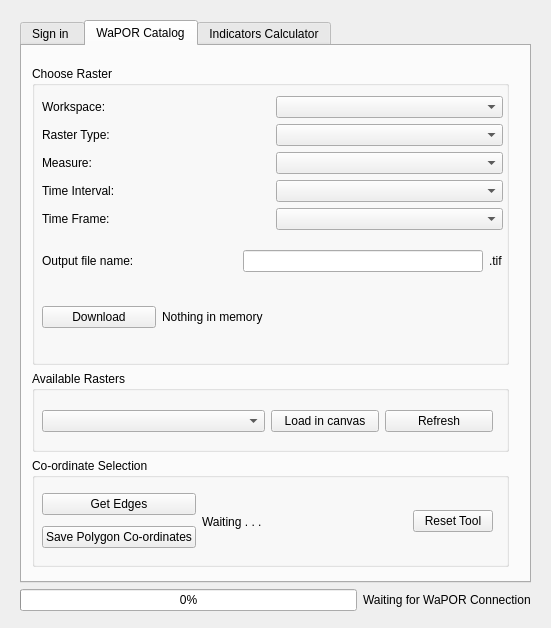
The window that wap_plugin_dialog_base.ui (WAGIS/wap_plugin) describes before a commit, drawn with Qt 5.
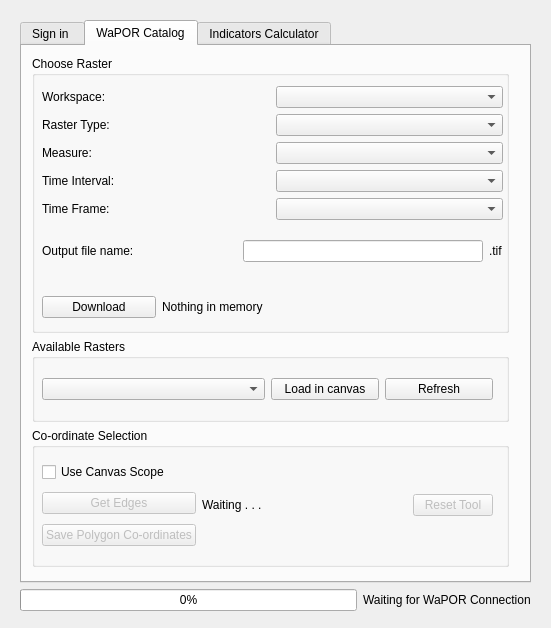
The same window after the commit. The open tabs and pages were chosen to show the change.

Commit message: Full canvas coordinates seleccion implemented and tested as alternative to select bookmarks

```diff
--- a/wap_plugin_dialog_base.ui
+++ b/wap_plugin_dialog_base.ui
@@ -163,12 +163,12 @@
         <property name="geometry">
          <rect>
           <x>10</x>
-          <y>20</y>
+          <y>10</y>
           <width>477</width>
-          <height>501</height>
+          <height>511</height>
          </rect>
         </property>
-        <layout class="QVBoxLayout" name="allBoxLayput" stretch="11,3,4">
+        <layout class="QVBoxLayout" name="allBoxLayput" stretch="10,3,5">
          <item>
           <widget class="QGroupBox" name="rasterSelectionBox">
            <property name="title">
@@ -348,14 +348,24 @@
               <x>10</x>
               <y>30</y>
               <width>451</width>
-              <height>67</height>
+              <height>94</height>
              </rect>
             </property>
             <layout class="QHBoxLayout" name="horizontalLayout_15" stretch="1,3,0">
              <item>
               <layout class="QVBoxLayout" name="verticalLayout_10">
+               <item>
+                <widget class="QCheckBox" name="useCanvasCoordCheckBox">
+                 <property name="text">
+                  <string>Use Canvas Scope</string>
+                 </property>
+                </widget>
+               </item>
                <item>
                 <widget class="QPushButton" name="getEdgesButton">
+                 <property name="enabled">
+                  <bool>false</bool>
+                 </property>
                  <property name="text">
                   <string>Get Edges</string>
                  </property>
@@ -363,6 +373,9 @@
                </item>
                <item>
                 <widget class="QPushButton" name="savePolygonButton">
+                 <property name="enabled">
+                  <bool>false</bool>
+                 </property>
                  <property name="text">
                   <string>Save Polygon Co-ordinates</string>
                  </property>
@@ -379,6 +392,9 @@
              </item>
              <item>
               <widget class="QPushButton" name="resetToolButton">
+               <property name="enabled">
+                <bool>false</bool>
+               </property>
                <property name="layoutDirection">
                 <enum>Qt::LeftToRight</enum>
                </property>
```
The commit also changes 2 other files.
